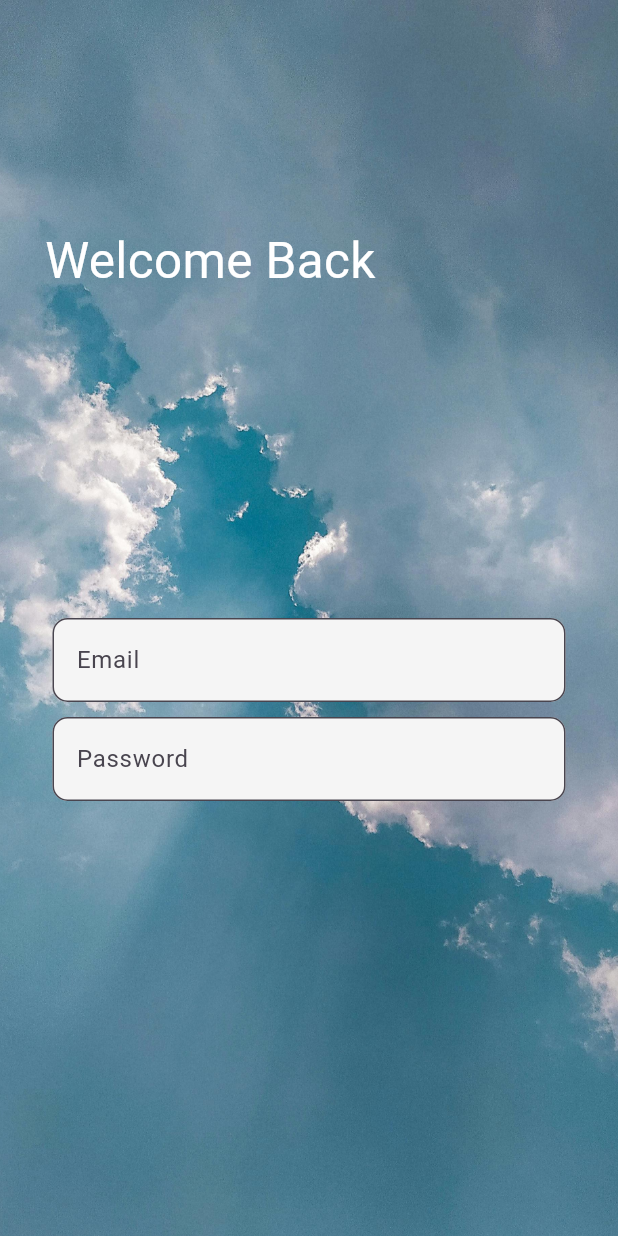
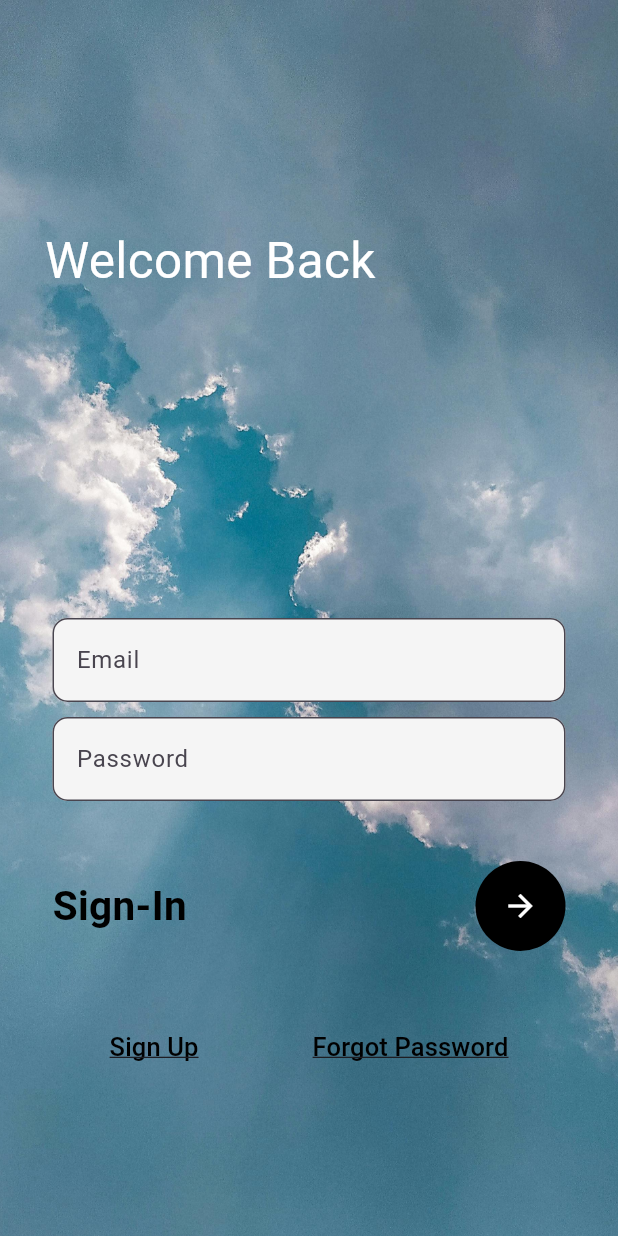
Before and after one commit to saumanarsad/flutter_app, a Flutter app: the screen it shows after launch, on a phone screen of 412 x 824 dp. Run offline on Flutter 3.47's test engine with Material 3 defaults, Android fonts, the phone set to English and light mode, and no system bars.

Commit message:
Added screens

```diff
--- a/lib/main.dart
+++ b/lib/main.dart
@@ -1,10 +1,14 @@
 import 'package:flutter/material.dart';
 import 'package:login_flutter/screens/signin.dart';
+import 'package:login_flutter/screens/signup.dart';
 
 void main() {
   runApp(MaterialApp(
     debugShowCheckedModeBanner: false,
     initialRoute: 'login',
-    routes: {'login': (context) => const SignInScreen()},
+    routes: {
+      'login': (context) => const SignInScreen(),
+      'register': (context) => const SignupScreen()
+    },
   ));
 }
--- a/lib/screens/signin.dart
+++ b/lib/screens/signin.dart
@@ -26,7 +26,8 @@ class _SignInScreenState extends State<SignInScreen> {
                 style: TextStyle(fontSize: 33, color: Colors.white),
               ),
             ),
-            Container(
+            SingleChildScrollView(
+              child: Container(
                 padding: EdgeInsets.only(
                   top: MediaQuery.of(context).size.height * 0.5,
                   right: 35,
@@ -54,7 +55,60 @@ class _SignInScreenState extends State<SignInScreen> {
                           border: OutlineInputBorder(
                               borderRadius: BorderRadius.circular(10))),
                     ),
+                    const SizedBox(
+                      height: 40,
+                    ),
+                    Row(
+                      mainAxisAlignment: MainAxisAlignment.spaceBetween,
+                      children: [
+                        const Text(
+                          'Sign-In',
+                          style: TextStyle(
+                              color: Colors.black,
+                              fontSize: 27,
+                              fontWeight: FontWeight.w700),
+                        ),
+                        CircleAvatar(
+                          radius: 30,
+                          backgroundColor: Colors.black,
+                          child: IconButton(
+                            onPressed: () {},
+                            color: Colors.white,
+                            icon: const Icon(Icons.arrow_forward),
+                          ),
+                        )
                       ],
+                    ),
+                    const SizedBox(
+                      height: 40,
+                    ),
+                    Row(
+                      mainAxisAlignment: MainAxisAlignment.spaceAround,
+                      children: [
+                        TextButton(
+                            onPressed: () {
+                              Navigator.pushNamed(context, 'register');
+                            },
+                            child: const Text(
+                              'Sign Up',
+                              style: TextStyle(
+                                  color: Colors.black,
+                                  decoration: TextDecoration.underline,
+                                  fontSize: 17),
+                            )),
+                        TextButton(
+                            onPressed: () {},
+                            child: const Text(
+                              'Forgot Password',
+                              style: TextStyle(
+                                  color: Colors.black,
+                                  decoration: TextDecoration.underline,
+                                  fontSize: 17),
+                            ))
+                      ],
+                    ),
+                  ],
+                ),
               ),
             )
           ],
```
Also changed, not shown: lib/screens/signup.dart (+118 -0 lines), assets/images/pic5.jpg (added). Lines whose indentation alone changed are shown as unchanged.
